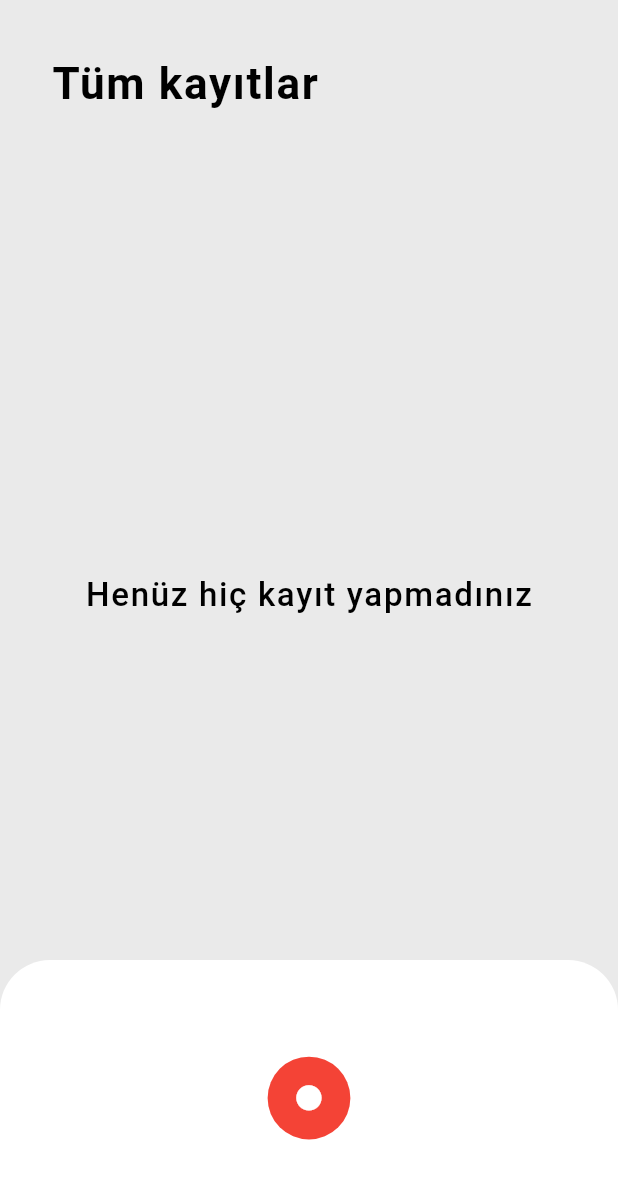
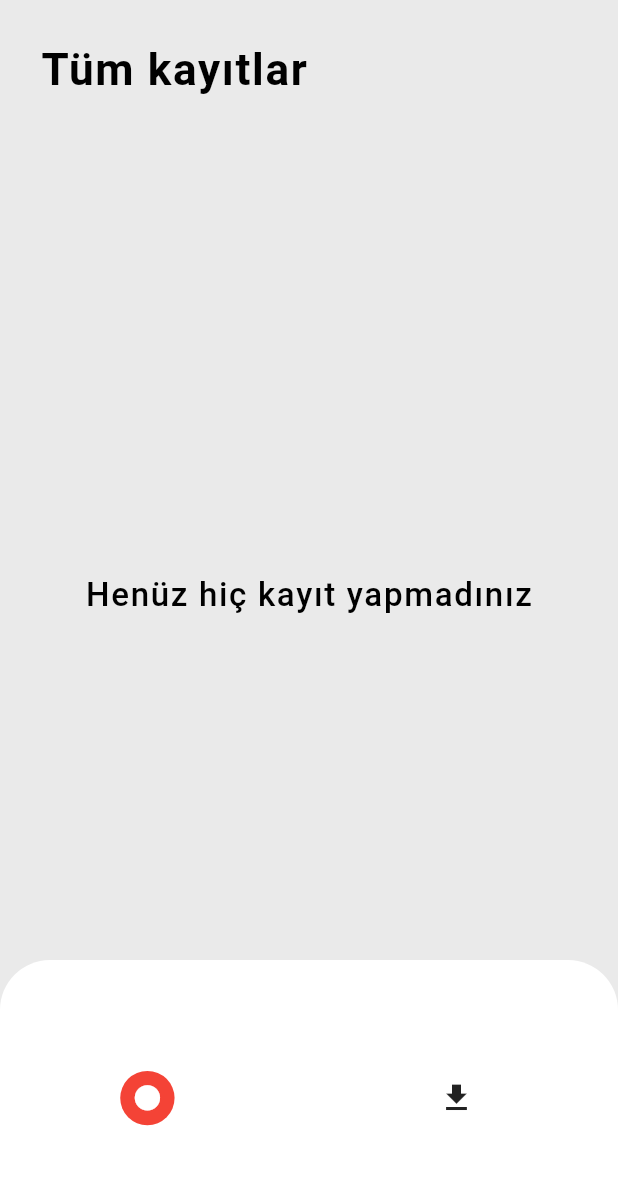
Before and after one commit to Tugcenaz/flutter_sound_recorder, a Flutter app: the screen it shows after launch, on a phone screen of 412 x 824 dp. Shown: the top 1179 px of the screen. Run offline on Flutter 3.47's test engine with Material 2 defaults, Android fonts, the phone set to English and light mode, and no system bars; drawn by our look-alikes of flutter_bounceable; our stand-ins replace audio_video_progress_bar, flutter_screenutil, get, hive, hive_flutter, just_audio and 1 more; missing offline and left inert: audio_waveforms, flutter_reactive_ble; accounts and stored records are empty.

Commit message:
download controller

```diff
--- a/lib/app/bindings/initial_bindings.dart
+++ b/lib/app/bindings/initial_bindings.dart
@@ -1,5 +1,6 @@
 import 'package:flutter_sound_recorder/app/controller/flutter_sound_player_controller.dart';
 import 'package:flutter_sound_recorder/app/controller/sound_controller.dart';
+import 'package:flutter_sound_recorder/app/controller/download_controller.dart';
 import 'package:get/get.dart';
 
 class InitialBindings implements Bindings {
@@ -7,5 +8,6 @@ class InitialBindings implements Bindings {
   void dependencies() {
     Get.lazyPut(() => SoundController(), fenix: true);
     Get.lazyPut(() => FlutterSoundPlayerController(), fenix: true);
+    Get.lazyPut(() => DownloadController(), fenix: true);
   }
 }
--- a/lib/app/views/home_page.dart
+++ b/lib/app/views/home_page.dart
@@ -3,6 +3,7 @@ import 'package:flutter_screenutil/flutter_screenutil.dart';
 import 'package:flutter_sound_recorder/app/components/record_button.dart';
 import 'package:flutter_sound_recorder/app/components/recorded_voice_widget.dart';
 import 'package:flutter_sound_recorder/app/views/recording_page.dart';
+import 'package:flutter_sound_recorder/app/controller/download_controller.dart';
 import 'package:get/get.dart';
 import 'package:hive/hive.dart';
 import '../../core/styles/text_styles.dart';
@@ -18,16 +19,19 @@ class MyHomePage extends StatefulWidget {
 class _MyHomePageState extends State<MyHomePage> {
   final SoundController soundController = Get.find();
   var box = Hive.box("soundBox");
+  final DownloadController soundDownloadController = Get.find();
 
   @override
   void initState() {
-
     super.initState();
 
-  box.clear();}
+    box.clear();
+  }
+
   Widget _buildBody() {
     return Obx(
-      () => Column(mainAxisAlignment: MainAxisAlignment.end,
+      () => Column(
+        mainAxisAlignment: MainAxisAlignment.end,
         children: [
           soundController.recordList.isEmpty
               ? Padding(
@@ -58,15 +62,45 @@ class _MyHomePageState extends State<MyHomePage> {
                 borderRadius: BorderRadius.only(
                     topRight: Radius.circular(36.sp),
                     topLeft: Radius.circular(36.sp))),
-            child: RecordButton(
+            child: Row(
+              mainAxisAlignment: MainAxisAlignment.spaceAround,
+              children: [
+                RecordButton(
                   icon: Icons.circle,
                   function: () {
                     soundController.startRecord();
                     Get.to(() => RecordingPage());
                   },
                 ),
+                SizedBox(
+                  height: 200.sp,
+                  width: 200.sp,
+                  child: Obx(
+                    () => Column(
+                      mainAxisAlignment: MainAxisAlignment.center,
+                      children: [
+                        if (soundDownloadController.active.value == true)
+                          Text(
+                              "${soundDownloadController.downloadBytes.value}/${soundDownloadController.fileTotalBytes.value}"),
+                        IconButton(
+                          icon: soundDownloadController.active.value == true
+                              ? const Icon(Icons.stop)
+                              : const Icon(Icons.download),
+                          onPressed: () {
+                            if (soundDownloadController.active.value == true) {
+                              soundDownloadController.active.value = false;
+                            } else {
+                              soundDownloadController.testFunc();
+                            }
+                          },
                         ),
-
+                      ],
+                    ),
+                  ),
+                ),
+              ],
+            ),
+          ),
         ],
       ),
     );
@@ -75,11 +109,11 @@ class _MyHomePageState extends State<MyHomePage> {
   @override
   Widget build(BuildContext context) {
     return Scaffold(
-      appBar: AppBar(
+      appBar: AppBar(centerTitle: false,
         forceMaterialTransparency: true,
         toolbarHeight: 100.h,
         title: Padding(
-          padding: EdgeInsets.only(top: 20.0.sp, left: 20.sp),
+          padding:  EdgeInsets.all(12.0.sp),
           child: Text(
             'Tüm kayıtlar',
             style: TextStyles.generalBlackTextStyle1(),
--- a/pubspec.yaml
+++ b/pubspec.yaml
@@ -47,6 +47,8 @@ dependencies:
   hive: ^2.2.3
   hive_flutter: ^1.1.0
   path_provider: ^2.0.15
+  flutter_downloader: ^1.11.1
+  http: ^1.1.0
 
 dev_dependencies:
   flutter_test:
```
Also changed, not shown: lib/app/controller/download_controller.dart (added, +78 -0 lines), lib/app/views/playing_record_page.dart (+6 -16 lines), pubspec.lock, 2 other files. Lines whose indentation alone changed are shown as unchanged.
